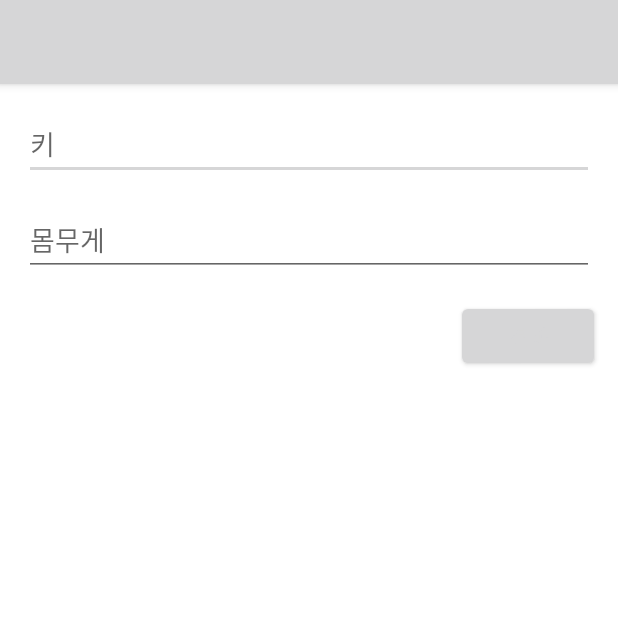
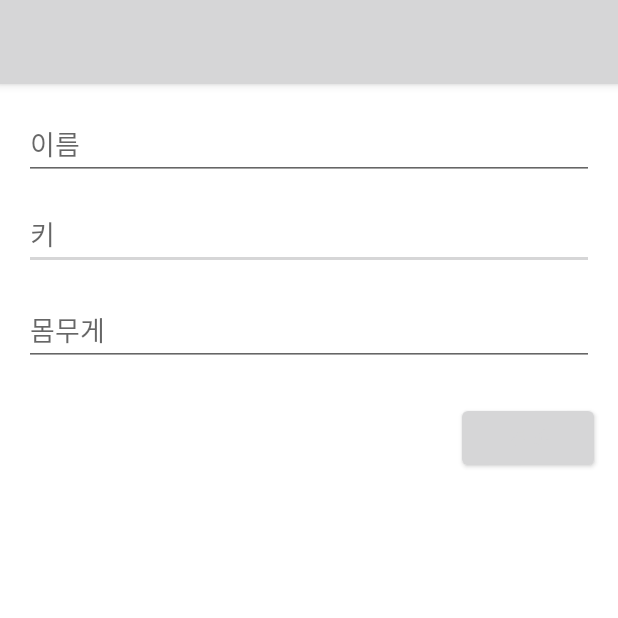
Before and after one commit to naerim/Kotlin_study, an Android app: the screen it shows after launch (MainActivity), on a phone screen of 412 x 824 dp, the top half of it. Run offline under Robolectric (Android 15) with nearby library versions, the phone set to English and light mode, and no system bars.

Commit message:
이름 추가, Done!

```diff
--- a/BmiCalculator/app/src/main/java/com/example/bmicalculator/MainActivity.kt
+++ b/BmiCalculator/app/src/main/java/com/example/bmicalculator/MainActivity.kt
@@ -11,6 +11,7 @@ class MainActivity : AppCompatActivity() {
     lateinit var resultButton : Button
     lateinit var heightEditText: EditText
     lateinit var weightEditText: EditText
+    lateinit var nameEditText: EditText
 
     override fun onCreate(savedInstanceState: Bundle?) {
         super.onCreate(savedInstanceState)
@@ -18,35 +19,41 @@ class MainActivity : AppCompatActivity() {
         resultButton = findViewById<Button>(R.id.resultButton)
         heightEditText = findViewById<EditText>(R.id.heightEditText)
         weightEditText = findViewById<EditText>(R.id.weightEditText)
+        nameEditText = findViewById<EditText>(R.id.nameEditText)
 
         // 실행하자마자 값이 제대로 셋팅됨
         loadData()
 
         resultButton.setOnClickListener {
             // 버튼을 누르는 순간 저장된다.
-            saveData(heightEditText.text.toString().toInt(),
+            saveData(nameEditText.text.toString(),
+                     heightEditText.text.toString().toInt(),
                      weightEditText.text.toString().toInt())
             var intent = Intent(this, ResultActivity::class.java)
             intent.putExtra("height", heightEditText.text.toString())
             intent.putExtra("weight", weightEditText.text.toString())
+            intent.putExtra("name", nameEditText.text.toString())
             startActivity(intent)
         }
     }
 
-    private fun saveData(height : Int, weight: Int){
+    private fun saveData(name : String, height : Int, weight: Int){
         var pref = this.getPreferences(0)
         var editor = pref.edit()
 
+        editor.putString("KEY_NAME", nameEditText.text.toString()).apply()
         editor.putInt("KEY_HEIGHT", heightEditText.text.toString().toInt()).apply()
         editor.putInt("KEY_WEIGHT", weightEditText.text.toString().toInt()).apply()
     }
 
     private fun loadData(){
         var pref = this.getPreferences(0)
+        var name = pref.getString("KEY_NAME", "")
         var height = pref.getInt("KEY_HEIGHT",0)
         var weight = pref.getInt("KEY_WEIGHT",0)
 
-        if(height != 0 && weight != 0){
+        if(name != "" && height != 0 && weight != 0){
+            nameEditText.setText(name.toString())
             heightEditText.setText(height.toString())
             weightEditText.setText(weight.toString())
         }
--- a/BmiCalculator/app/src/main/java/com/example/bmicalculator/ResultActivity.kt
+++ b/BmiCalculator/app/src/main/java/com/example/bmicalculator/ResultActivity.kt
@@ -19,6 +19,7 @@ class ResultActivity : AppCompatActivity() {
         imageView = findViewById<ImageView>(R.id.imageView)
         var height = intent.getStringExtra("height").toInt()
         var weight = intent.getStringExtra("weight").toInt()
+        var name = intent.getStringExtra("name")
 
         // BMI 계산
         var bmi = weight / (height / 100.0).pow(2.0)
@@ -49,6 +50,6 @@ class ResultActivity : AppCompatActivity() {
                 )
         }
 
-        Toast.makeText(this, "$bmi", Toast.LENGTH_SHORT).show()
+        Toast.makeText(this, "$name" +" : "+"$bmi", Toast.LENGTH_SHORT).show()
     }
 }
--- a/BmiCalculator/app/src/main/res/layout/activity_main.xml
+++ b/BmiCalculator/app/src/main/res/layout/activity_main.xml
@@ -11,12 +11,13 @@
         android:layout_width="0dp"
         android:layout_height="wrap_content"
         android:layout_marginStart="16dp"
-        android:layout_marginTop="16dp"
+        android:layout_marginTop="76dp"
         android:layout_marginEnd="16dp"
         android:ems="10"
         android:hint="키"
         android:inputType="number"
         app:layout_constraintEnd_toEndOf="parent"
+        app:layout_constraintHorizontal_bias="0.0"
         app:layout_constraintStart_toStartOf="parent"
         app:layout_constraintTop_toTopOf="parent" />
 
@@ -31,6 +32,7 @@
         android:hint="몸무게"
         android:inputType="number"
         app:layout_constraintEnd_toEndOf="parent"
+        app:layout_constraintHorizontal_bias="0.0"
         app:layout_constraintStart_toStartOf="parent"
         app:layout_constraintTop_toBottomOf="@+id/heightEditText" />
 
@@ -38,9 +40,24 @@
         android:id="@+id/resultButton"
         android:layout_width="wrap_content"
         android:layout_height="wrap_content"
-        android:layout_marginTop="16dp"
+        android:layout_marginTop="24dp"
         android:layout_marginEnd="16dp"
         android:text="결과"
         app:layout_constraintEnd_toEndOf="parent"
         app:layout_constraintTop_toBottomOf="@+id/weightEditText" />
+
+    <EditText
+        android:id="@+id/nameEditText"
+        android:layout_width="0dp"
+        android:layout_height="wrap_content"
+        android:layout_marginStart="16dp"
+        android:layout_marginTop="16dp"
+        android:layout_marginEnd="16dp"
+        android:ems="10"
+        android:hint="이름"
+        android:inputType="textPersonName"
+        app:layout_constraintEnd_toEndOf="parent"
+        app:layout_constraintStart_toStartOf="parent"
+        app:layout_constraintTop_toTopOf="parent" />
+
 </androidx.constraintlayout.widget.ConstraintLayout>
```
